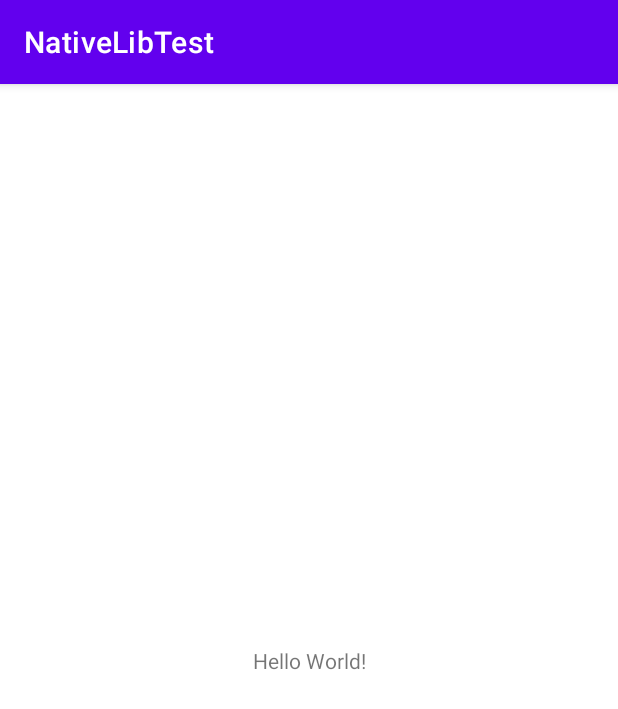
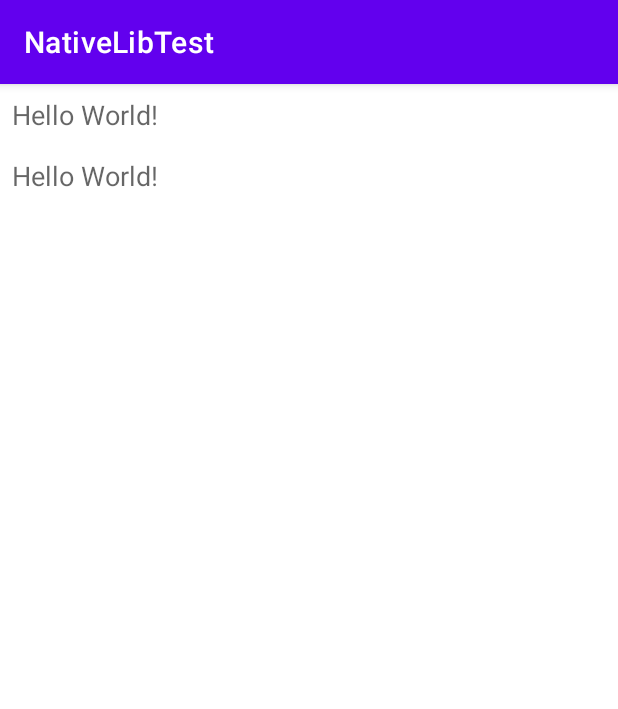
Before and after one commit to dh-46/android-native-lib-sample, an Android app: the screen it shows after launch (MainActivity), on a phone screen of 412 x 824 dp. Shown: the top 709 px of the screen. Run offline under Robolectric (Android 15) with nearby library versions, the phone set to English and light mode, and no system bars; 5 statements that could not run were skipped.

Commit message:
新增靜態呼叫的方法

```diff
--- a/app/src/main/java/tw/dh46/app/nativelibtest/MainActivity.kt
+++ b/app/src/main/java/tw/dh46/app/nativelibtest/MainActivity.kt
@@ -3,6 +3,7 @@ package tw.dh46.app.nativelibtest
 import androidx.appcompat.app.AppCompatActivity
 import android.os.Bundle
 import android.widget.TextView
+import tw.dh46.nativelib.KeyHelper
 import tw.dh46.nativelib.NativeLib
 
 class MainActivity : AppCompatActivity() {
@@ -10,6 +11,10 @@ class MainActivity : AppCompatActivity() {
         super.onCreate(savedInstanceState)
         setContentView(R.layout.activity_main)
 
-        findViewById<TextView>(R.id.tv_key).text = NativeLib().stringFromJNI()
+        findViewById<TextView>(R.id.tv_hello_world).text = NativeLib().stringFromJNI()
+
+        findViewById<TextView>(R.id.tv_key).text = NativeLib().getSecretKey()
+        // 靜態方法呼叫
+        findViewById<TextView>(R.id.tv_key_2).text = KeyHelper.secretKey
     }
 }
--- a/app/src/main/res/layout/activity_main.xml
+++ b/app/src/main/res/layout/activity_main.xml
@@ -1,19 +1,33 @@
 <?xml version="1.0" encoding="utf-8"?>
-<androidx.constraintlayout.widget.ConstraintLayout xmlns:android="http://schemas.android.com/apk/res/android"
+<LinearLayout xmlns:android="http://schemas.android.com/apk/res/android"
     xmlns:app="http://schemas.android.com/apk/res-auto"
     xmlns:tools="http://schemas.android.com/tools"
     android:layout_width="match_parent"
     android:layout_height="match_parent"
-    tools:context=".MainActivity">
+    tools:context=".MainActivity"
+    android:orientation="vertical">
+
+    <TextView
+        android:id="@+id/tv_hello_world"
+        android:layout_width="match_parent"
+        android:layout_height="wrap_content"
+        android:text="Hello World!"
+        android:layout_margin="8dp"
+        android:textAppearance="@style/TextAppearance.AppCompat.Medium" />
 
     <TextView
         android:id="@+id/tv_key"
-        android:layout_width="wrap_content"
+        android:layout_width="match_parent"
         android:layout_height="wrap_content"
         android:text="Hello World!"
-        app:layout_constraintBottom_toBottomOf="parent"
-        app:layout_constraintLeft_toLeftOf="parent"
-        app:layout_constraintRight_toRightOf="parent"
-        app:layout_constraintTop_toTopOf="parent" />
+        android:layout_margin="8dp"
+        android:textAppearance="@style/TextAppearance.AppCompat.Medium" />
 
-</androidx.constraintlayout.widget.ConstraintLayout>
+    <TextView
+        android:id="@+id/tv_key_2"
+        android:layout_width="match_parent"
+        android:layout_height="wrap_content"
+        android:text="Hello World!"
+        android:layout_margin="8dp"
+        android:textAppearance="@style/TextAppearance.AppCompat.Medium" />
+</LinearLayout>
--- /dev/null
+++ b/nativelib/src/main/java/tw/dh46/nativelib/KeyHelper.kt
@@ -0,0 +1,18 @@
+package tw.dh46.nativelib
+
+/**
+ *  Created by DanielHuang on 2021/12/8
+ */
+class KeyHelper {
+
+    external fun getSecretKey(): String
+
+    companion object {
+
+        init {
+            System.loadLibrary("nativelib")
+        }
+
+        val secretKey = KeyHelper().getSecretKey()
+    }
+}
--- a/nativelib/src/main/java/tw/dh46/nativelib/NativeLib.kt
+++ b/nativelib/src/main/java/tw/dh46/nativelib/NativeLib.kt
@@ -1,5 +1,10 @@
 package tw.dh46.nativelib
 
+/**
+ * Native lib 負責載入與呼叫 C++ 程式碼
+ *
+ * @constructor Create empty Native lib
+ */
 class NativeLib {
 
     /**
@@ -8,6 +13,13 @@ class NativeLib {
      */
     external fun stringFromJNI(): String
 
+    /**
+     * Get secret key
+     *
+     * @return
+     */
+    external fun getSecretKey(): String
+
     companion object {
         // Used to load the 'nativelib' library on application startup.
         init {
```
Also changed, not shown: 1 other file.
